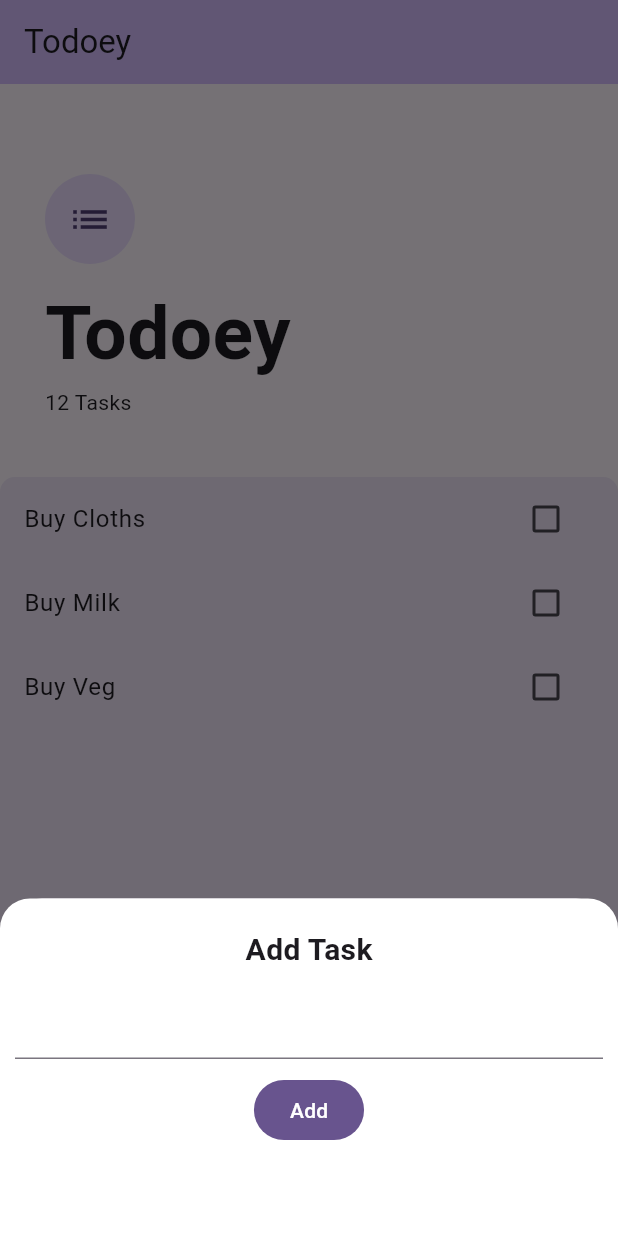
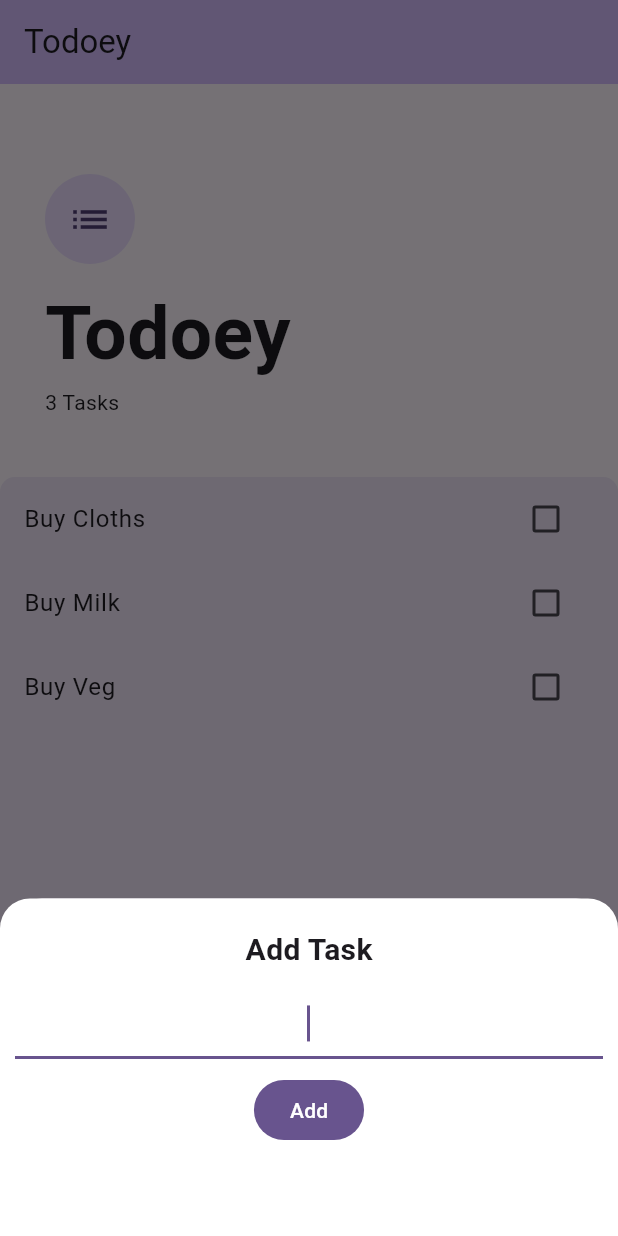
Before and after one commit to pranaypatel512/flutter_todoey, a Flutter app: the screen it shows after launch, after a tap on the "add" icon, on a phone screen of 412 x 824 dp. Run offline on Flutter 3.47's test engine with Material 2 defaults, Android fonts, the phone set to English and light mode, and no system bars.

Commit message:
updated total task show code

```diff
--- a/lib/screens/add_tasks_screen.dart
+++ b/lib/screens/add_tasks_screen.dart
@@ -1,13 +1,15 @@
 import 'package:flutter/material.dart';
 
 class AddTaskScreen extends StatefulWidget {
-  const AddTaskScreen({super.key});
+  const AddTaskScreen({super.key, required this.newTaskCallback});
+  final Function(String?) newTaskCallback;
 
   @override
   State<AddTaskScreen> createState() => _AddTaskScreenState();
 }
 
 class _AddTaskScreenState extends State<AddTaskScreen> {
+  String? newTaskTitle;
   @override
   Widget build(BuildContext context) {
     return Container(
@@ -24,8 +26,20 @@ class _AddTaskScreenState extends State<AddTaskScreen> {
             'Add Task',
             style: TextStyle(fontSize: 20.0, fontWeight: FontWeight.w700),
           ),
-          Padding(padding: EdgeInsets.all(10.0), child: TextField()),
-          FilledButton(onPressed: () {}, child: Text('Add')),
+          Padding(
+              padding: EdgeInsets.all(10.0),
+              child: TextField(
+                autofocus: true,
+                textAlign: TextAlign.center,
+                onChanged: (value) {
+                  newTaskTitle = value;
+                },
+              )),
+          FilledButton(
+              onPressed: () {
+                widget.newTaskCallback(newTaskTitle);
+              },
+              child: Text('Add')),
           SizedBox(
             height: 60,
           ),
--- a/lib/screens/tasks_screen.dart
+++ b/lib/screens/tasks_screen.dart
@@ -4,22 +4,17 @@ import 'package:flutter_todoey/screens/add_tasks_screen.dart';
 import 'package:flutter_todoey/widgets/tasks_list.dart';
 
 class TasksScreen extends StatefulWidget {
-  List<Task> tasksList = [
-    Task(name: 'Buy Cloths'),
-    Task(name: 'Buy Milk'),
-    Task(name: 'Buy Veg')
-  ];
-
   TasksScreen({super.key});
   @override
   State<TasksScreen> createState() => _TasksScreenState();
 }
 
 class _TasksScreenState extends State<TasksScreen> {
-  Widget buildBottomSheetContent(BuildContext context) {
-    return Container();
-  }
-
+  List<Task> tasksList = [
+    Task(name: 'Buy Cloths'),
+    Task(name: 'Buy Milk'),
+    Task(name: 'Buy Veg')
+  ];
   @override
   Widget build(BuildContext context) {
     return Scaffold(
@@ -36,7 +31,7 @@ class _TasksScreenState extends State<TasksScreen> {
         Container(
           padding: const EdgeInsets.only(
               top: 60.0, left: 30.0, right: 30.0, bottom: 30.0),
-          child: const Column(
+          child: Column(
             crossAxisAlignment: CrossAxisAlignment.start,
             children: [
               CircleAvatar(
@@ -54,7 +49,7 @@ class _TasksScreenState extends State<TasksScreen> {
                 style: TextStyle(fontSize: 50.0, fontWeight: FontWeight.w700),
               ),
               Text(
-                '12 Tasks',
+                '${tasksList.length} Tasks',
                 style: TextStyle(fontSize: 14.0),
               ),
               SizedBox(
@@ -70,7 +65,7 @@ class _TasksScreenState extends State<TasksScreen> {
               borderRadius: const BorderRadius.only(
                   topLeft: Radius.circular(10),
                   topRight: Radius.circular(10.0))),
-          child: TasksListWidget(tasksList:widget.tasksList),
+          child: TasksListWidget(tasksList: tasksList),
         ))
       ]),
       floatingActionButton: FloatingActionButton(
@@ -83,7 +78,14 @@ class _TasksScreenState extends State<TasksScreen> {
                   child: Container(
                       padding: EdgeInsets.only(
                           bottom: MediaQuery.of(context).viewInsets.bottom),
-                      child: AddTaskScreen())));
+                      child: AddTaskScreen(
+                        newTaskCallback: (p0) {
+                          setState(() {
+                            tasksList.add(Task(name: p0));
+                          });
+                          Navigator.pop(context);
+                        },
+                      ))));
         },
         child: const Icon(
           Icons.add,
```
